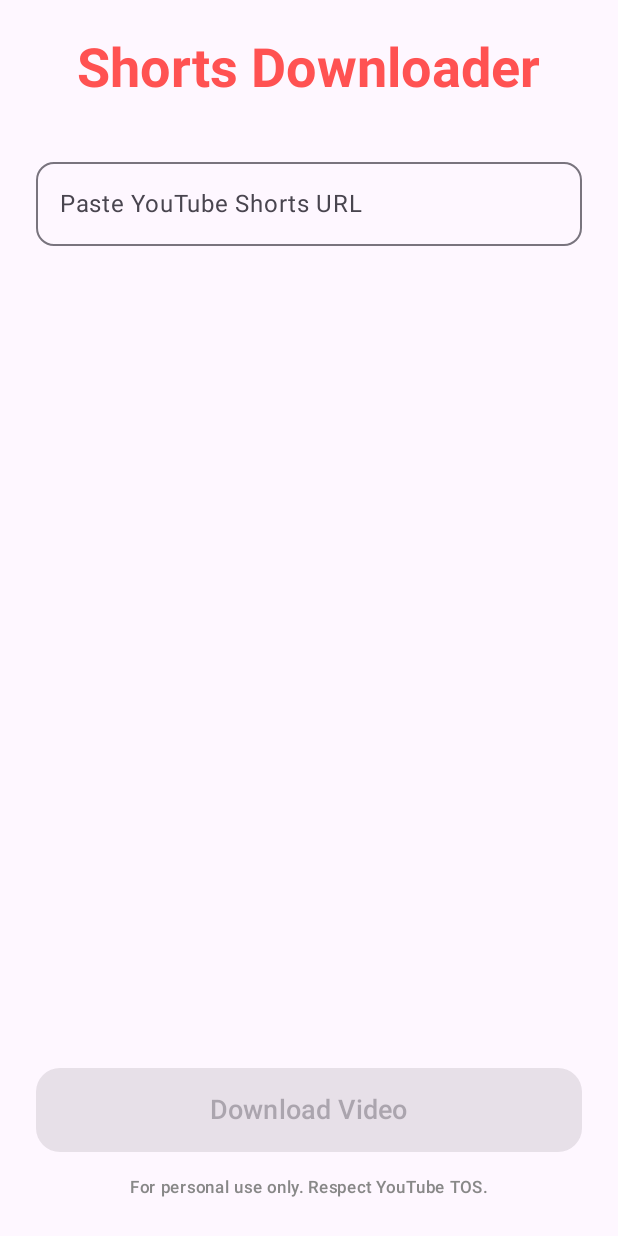
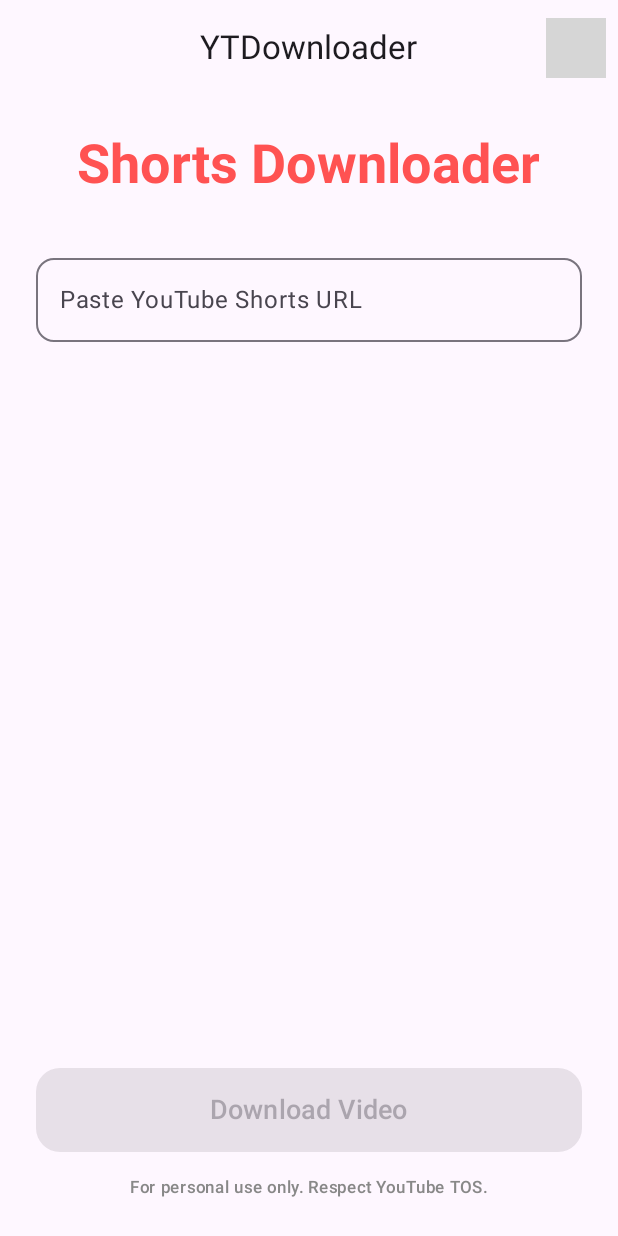
Before and after one commit to abhi9vaidya/ytdownloader-mobile, an Android app built with Jetpack Compose: the screen it shows after launch (MainActivity), on a phone screen of 412 x 824 dp. Run offline under Robolectric (Android 15) with nearby library versions, the phone set to English and light mode, and no system bars; libraries missing offline, so code that uses them is left out: com.chaquo.python; 4 statements that could not run were skipped; grey boxes are pictures that could not be loaded.

Commit message:
feat: Add about dialog and sanitize filename for downloads; update Gradle and UI components

```diff
--- a/app/src/main/java/com/abhi9vaidya/ytdownloader/ui/MainScreen.kt
+++ b/app/src/main/java/com/abhi9vaidya/ytdownloader/ui/MainScreen.kt
@@ -10,12 +10,14 @@ import androidx.compose.ui.Modifier
 import androidx.compose.ui.draw.clip
 import androidx.compose.ui.graphics.Color
 import androidx.compose.ui.layout.ContentScale
+import androidx.compose.ui.res.stringResource
 import androidx.compose.ui.text.font.FontWeight
 import androidx.compose.ui.unit.dp
 import androidx.compose.ui.unit.sp
 import coil.compose.AsyncImage
 import com.abhi9vaidya.ytdownloader.viewmodel.DownloaderViewModel
 import androidx.compose.ui.platform.LocalContext
+import com.abhi9vaidya.ytdownloader.R
 
 @OptIn(ExperimentalMaterial3Api::class)
 @Composable
@@ -26,9 +28,30 @@ fun MainScreen(viewModel: DownloaderViewModel) {
     val isDownloading by viewModel.isDownloading.collectAsState(initial = false)
     val context = LocalContext.current
 
+    var showAbout by remember { mutableStateOf(false) }
+    val aboutTitle = stringResource(R.string.about_title)
+    val aboutText = stringResource(R.string.about_text)
+
+    Scaffold(
+        topBar = {
+            CenterAlignedTopAppBar(
+                title = { Text(text = stringResource(R.string.app_name)) },
+                actions = {
+                    var expanded by remember { mutableStateOf(false) }
+                    IconButton(onClick = { expanded = true }) {
+                        Icon(Icons.Default.MoreVert, contentDescription = "Menu")
+                    }
+                    DropdownMenu(expanded = expanded, onDismissRequest = { expanded = false }) {
+                        DropdownMenuItem(text = { Text("About") }, onClick = { expanded = false; showAbout = true })
+                    }
+                }
+            )
+        }
+    ) { innerPadding ->
         Column(
             modifier = Modifier
                 .fillMaxSize()
+                .padding(innerPadding)
                 .padding(24.dp),
             horizontalAlignment = Alignment.CenterHorizontally
         ) {
@@ -105,6 +128,18 @@ fun MainScreen(viewModel: DownloaderViewModel) {
                 color = Color.Gray
             )
         }
+
+        if (showAbout) {
+            AlertDialog(
+                onDismissRequest = { showAbout = false },
+                confirmButton = {
+                    TextButton(onClick = { showAbout = false }) { Text("OK") }
+                },
+                title = { Text(aboutTitle) },
+                text = { Text(aboutText) }
+            )
+        }
+    }
 }
 
 @Composable
--- a/app/src/main/res/values/strings.xml
+++ b/app/src/main/res/values/strings.xml
@@ -1,4 +1,6 @@
 <?xml version="1.0" encoding="utf-8"?>
 <resources>
     <string name="app_name">YTDownloader</string>
+    <string name="about_title">About YTDownloader</string>
+    <string name="about_text">This app is for personal and educational use only. Please respect YouTube's Terms of Service and do not redistribute downloaded content without permission. The downloader uses yt-dlp inside the app via Chaquopy. Some videos may be age-restricted, private, or otherwise unavailable.</string>
 </resources>
--- /dev/null
+++ b/settings.gradle.kts
@@ -0,0 +1,5 @@
+pluginManagement {
+    // ...existing code...
+}
+rootProject.name = "ytdownloader-mobile"
+include(":app")
```
Also changed, not shown: build.gradle.kts (added, +16 -0 lines), 2 other files. Lines whose indentation alone changed are shown as unchanged.
